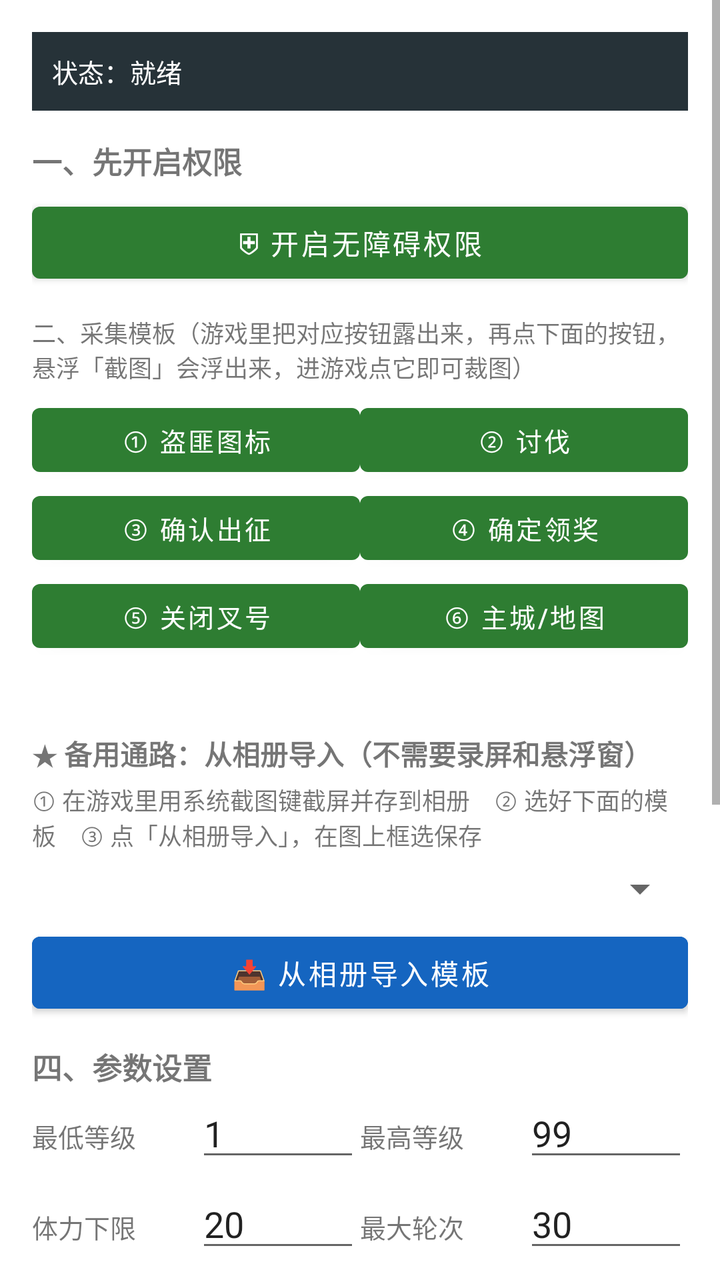
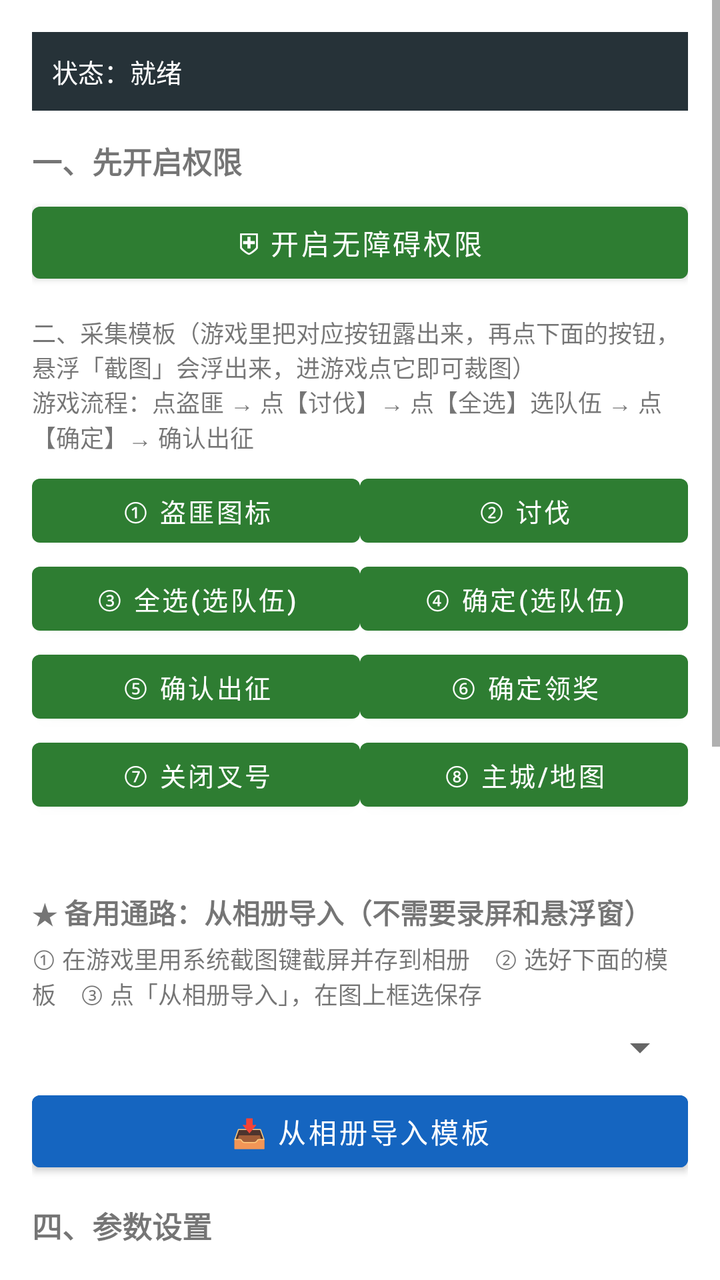

The first picture is an Android layout as it rendered before a commit; the second is the same layout after the commit. The layout source and the unified diff follow.
<!-- AndroidManifest.xml: application theme Theme.DaQinHelper -->
<!-- res/layout/activity_main.xml -->
<?xml version="1.0" encoding="utf-8"?>
<ScrollView xmlns:android="http://schemas.android.com/apk/res/android"
    android:layout_width="match_parent"
    android:layout_height="match_parent">

    <LinearLayout
        android:orientation="vertical"
        android:padding="16dp"
        android:layout_width="match_parent"
        android:layout_height="wrap_content">

        <TextView
            android:id="@+id/text_status"
            android:layout_width="match_parent"
            android:layout_height="wrap_content"
            android:text="状态：就绪"
            android:textSize="13sp"
            android:textColor="#FFFFFF"
            android:background="#263238"
            android:padding="10dp"
            android:layout_marginBottom="10dp" />

        <TextView
            android:layout_width="match_parent"
            android:layout_height="wrap_content"
            android:text="一、先开启权限"
            android:textStyle="bold"
            android:textSize="15sp"
            android:layout_marginTop="4dp" />

        <Button
            android:id="@+id/btn_acc"
            android:layout_width="match_parent"
            android:layout_height="48dp"
            android:text="⛨ 开启无障碍权限"
            android:layout_marginTop="6dp" />

        <TextView
            android:layout_width="match_parent"
            android:layout_height="wrap_content"
            android:text="二、采集模板（游戏里把对应按钮露出来，再点下面的按钮，悬浮「截图」会浮出来，进游戏点它即可裁图）"
            android:textSize="12sp"
            android:layout_marginTop="12dp" />

        <GridLayout
            android:layout_width="match_parent"
            android:layout_height="wrap_content"
            android:columnCount="2"
            android:layout_marginTop="6dp">

            <Button android:id="@+id/btn_capture_bandit" android:layout_width="0dp" android:layout_columnWeight="1" android:layout_height="44dp" android:text="① 盗匪图标" android:textSize="13sp" />
            <Button android:id="@+id/btn_capture_attack" android:layout_width="0dp" android:layout_columnWeight="1" android:layout_height="44dp" android:text="② 讨伐" android:textSize="13sp" />
            <Button android:id="@+id/btn_capture_march" android:layout_width="0dp" android:layout_columnWeight="1" android:layout_height="44dp" android:text="③ 确认出征" android:textSize="13sp" />
            <Button android:id="@+id/btn_capture_confirm" android:layout_width="0dp" android:layout_columnWeight="1" android:layout_height="44dp" android:text="④ 确定领奖" android:textSize="13sp" />
            <Button android:id="@+id/btn_capture_close" android:layout_width="0dp" android:layout_columnWeight="1" android:layout_height="44dp" android:text="⑤ 关闭叉号" android:textSize="13sp" />
            <Button android:id="@+id/btn_capture_home" android:layout_width="0dp" android:layout_columnWeight="1" android:layout_height="44dp" android:text="⑥ 主城/地图" android:textSize="13sp" />
        </GridLayout>

        <TextView
            android:id="@+id/text_hint"
            android:layout_width="match_parent"
            android:layout_height="wrap_content"
            android:text=""
            android:textSize="12sp"
            android:textColor="#FFB74D"
            android:layout_marginTop="6dp" />

        <TextView
            android:layout_width="match_parent"
            android:layout_height="wrap_content"
            android:text="★ 备用通路：从相册导入（不需要录屏和悬浮窗）"
            android:textStyle="bold"
            android:textSize="14sp"
            android:layout_marginTop="14dp" />

        <TextView
            android:layout_width="match_parent"
            android:layout_height="wrap_content"
            android:text="① 在游戏里用系统截图键截屏并存到相册　② 选好下面的模板　③ 点「从相册导入」，在图上框选保存"
            android:textSize="12sp"
            android:layout_marginTop="4dp" />

        <Spinner
            android:id="@+id/spinner_tpl"
            android:layout_width="match_parent"
            android:layout_height="wrap_content"
            android:layout_marginTop="6dp" />

        <Button
            android:id="@+id/btn_import_gallery"
            android:layout_width="match_parent"
            android:layout_height="48dp"
            android:text="📥 从相册导入模板"
            android:layout_marginTop="6dp"
            android:backgroundTint="#1565C0" />

        <TextView
            android:layout_width="match_parent"
            android:layout_height="wrap_content"
            android:text="四、参数设置"
            android:textStyle="bold"
            android:textSize="15sp"
            android:layout_marginTop="12dp" />

        <LinearLayout android:layout_width="match_parent" android:layout_height="wrap_content" android:orientation="horizontal">
            <TextView android:layout_width="0dp" android:layout_weight="1" android:layout_height="wrap_content" android:text="最低等级" android:textSize="13sp" android:gravity="center_vertical" />
            <EditText android:id="@+id/edit_min_level" android:layout_width="0dp" android:layout_weight="1" android:layout_height="wrap_content" android:inputType="number" android:text="1" />
            <TextView android:layout_width="0dp" android:layout_weight="1" android:layout_height="wrap_content" android:text="最高等级" android:textSize="13sp" android:gravity="center_vertical" />
            <EditText android:id="@+id/edit_max_level" android:layout_width="0dp" android:layout_weight="1" android:layout_height="wrap_content" android:inputType="number" android:text="99" />
        </LinearLayout>

        <LinearLayout android:layout_width="match_parent" android:layout_height="wrap_content" android:orientation="horizontal" android:layout_marginTop="4dp">
            <TextView android:layout_width="0dp" android:layout_weight="1" android:layout_height="wrap_content" android:text="体力下限" android:textSize="13sp" android:gravity="center_vertical" />
            <EditText android:id="@+id/edit_stamina" android:layout_width="0dp" android:layout_weight="1" android:layout_height="wrap_content" android:inputType="number" android:text="20" />
            <TextView android:layout_width="0dp" android:layout_weight="1" android:layout_height="wrap_content" android:text="最大轮次" android:textSize="13sp" android:gravity="center_vertical" />
            <EditText android:id="@+id/edit_max_cycle" android:layout_width="0dp" android:layout_weight="1" android:layout_height="wrap_content" android:inputType="number" android:text="30" />
        </LinearLayout>

        <LinearLayout android:layout_width="match_parent" android:layout_height="wrap_content" android:orientation="horizontal" android:layout_marginTop="4dp">
            <TextView android:layout_width="0dp" android:layout_weight="1" android:layout_height="wrap_content" android:text="匹配阈值(0.6-0.95)" android:textSize="13sp" android:gravity="center_vertical" />
            <EditText android:id="@+id/edit_threshold" android:layout_width="0dp" android:layout_weight="1" android:layout_height="wrap_content" android:inputType="numberDecimal" android:text="0.8" />
        </LinearLayout>

        <LinearLayout android:layout_width="match_parent" android:layout_height="wrap_content" android:orientation="horizontal" android:layout_marginTop="4dp">
            <TextView android:layout_width="0dp" android:layout_weight="1" android:layout_height="wrap_content" android:text="基础延时(ms)" android:textSize="13sp" android:gravity="center_vertical" />
            <EditText android:id="@+id/edit_delay" android:layout_width="0dp" android:layout_weight="1" android:layout_height="wrap_content" android:inputType="number" android:text="1200" />
            <TextView android:layout_width="0dp" android:layout_weight="1" android:layout_height="wrap_content" android:text="休眠(秒)" android:textSize="13sp" android:gravity="center_vertical" />
            <EditText android:id="@+id/edit_sleep" android:layout_width="0dp" android:layout_weight="1" android:layout_height="wrap_content" android:inputType="number" android:text="300" />
        </LinearLayout>

        <CheckBox
            android:id="@+id/check_ocr"
            android:layout_width="match_parent"
            android:layout_height="wrap_content"
            android:text="启用 OCR 等级/体力识别（需联网首次下载模型，不勾也能纯模板匹配）"
            android:textSize="12sp"
            android:layout_marginTop="6dp" />

        <Button
            android:id="@+id/btn_start"
            android:layout_width="match_parent"
            android:layout_height="56dp"
            android:text="▶ 开始挂机"
            android:textSize="16sp"
            android:textStyle="bold"
            android:layout_marginTop="12dp"
            android:backgroundTint="#2E7D32" />

        <TextView
            android:layout_width="match_parent"
            android:layout_height="wrap_content"
            android:text="⚠ 学习研究用途，游戏官方禁止脚本，真机使用有封号风险，勿用于正式账号。"
            android:textSize="11sp"
            android:textColor="#C62828"
            android:layout_marginTop="10dp" />

        <TextView
            android:layout_width="match_parent"
            android:layout_height="wrap_content"
            android:text="五、运行诊断（出问题时截图这一块发我）"
            android:textStyle="bold"
            android:textSize="15sp"
            android:layout_marginTop="14dp" />

        <Button
            android:id="@+id/btn_diag_clear"
            android:layout_width="wrap_content"
            android:layout_height="36dp"
            android:text="清空日志"
            android:textSize="12sp"
            android:layout_marginTop="6dp" />

        <TextView
            android:id="@+id/text_diag"
            android:layout_width="match_parent"
            android:layout_height="wrap_content"
            android:text="(暂无日志)"
            android:textSize="11sp"
            android:textColor="#B9F6CA"
            android:background="#102027"
            android:padding="8dp"
            android:layout_marginTop="6dp"
            android:typeface="monospace" />

    </LinearLayout>
</ScrollView>
<!-- resources referenced by this layout -->
<resources>
  <style name="Theme.DaQinHelper" parent="Theme.MaterialComponents.DayNight.NoActionBar">
          <item name="colorPrimary">@color/primary</item>
          <item name="colorPrimaryDark">@color/primary_dark</item>
          <item name="android:statusBarColor">@color/primary_dark</item>
      </style>
  <color name="primary">#2E7D32</color>
  <color name="primary_dark">#1B5E20</color>
</resources>

<!-- the commit's change to res/layout/activity_main.xml (unified diff, before → after) -->
@@ -38,7 +38,7 @@
         <TextView
             android:layout_width="match_parent"
             android:layout_height="wrap_content"
-            android:text="二、采集模板（游戏里把对应按钮露出来，再点下面的按钮，悬浮「截图」会浮出来，进游戏点它即可裁图）"
+            android:text="二、采集模板（游戏里把对应按钮露出来，再点下面的按钮，悬浮「截图」会浮出来，进游戏点它即可裁图）\n游戏流程：点盗匪 → 点【讨伐】→ 点【全选】选队伍 → 点【确定】→ 确认出征"
             android:textSize="12sp"
             android:layout_marginTop="12dp" />
 
@@ -50,10 +50,12 @@
 
             <Button android:id="@+id/btn_capture_bandit" android:layout_width="0dp" android:layout_columnWeight="1" android:layout_height="44dp" android:text="① 盗匪图标" android:textSize="13sp" />
             <Button android:id="@+id/btn_capture_attack" android:layout_width="0dp" android:layout_columnWeight="1" android:layout_height="44dp" android:text="② 讨伐" android:textSize="13sp" />
-            <Button android:id="@+id/btn_capture_march" android:layout_width="0dp" android:layout_columnWeight="1" android:layout_height="44dp" android:text="③ 确认出征" android:textSize="13sp" />
-            <Button android:id="@+id/btn_capture_confirm" android:layout_width="0dp" android:layout_columnWeight="1" android:layout_height="44dp" android:text="④ 确定领奖" android:textSize="13sp" />
-            <Button android:id="@+id/btn_capture_close" android:layout_width="0dp" android:layout_columnWeight="1" android:layout_height="44dp" android:text="⑤ 关闭叉号" android:textSize="13sp" />
-            <Button android:id="@+id/btn_capture_home" android:layout_width="0dp" android:layout_columnWeight="1" android:layout_height="44dp" android:text="⑥ 主城/地图" android:textSize="13sp" />
+            <Button android:id="@+id/btn_capture_select_all" android:layout_width="0dp" android:layout_columnWeight="1" android:layout_height="44dp" android:text="③ 全选(选队伍)" android:textSize="13sp" />
+            <Button android:id="@+id/btn_capture_confirm_troop" android:layout_width="0dp" android:layout_columnWeight="1" android:layout_height="44dp" android:text="④ 确定(选队伍)" android:textSize="13sp" />
+            <Button android:id="@+id/btn_capture_march" android:layout_width="0dp" android:layout_columnWeight="1" android:layout_height="44dp" android:text="⑤ 确认出征" android:textSize="13sp" />
+            <Button android:id="@+id/btn_capture_confirm" android:layout_width="0dp" android:layout_columnWeight="1" android:layout_height="44dp" android:text="⑥ 确定领奖" android:textSize="13sp" />
+            <Button android:id="@+id/btn_capture_close" android:layout_width="0dp" android:layout_columnWeight="1" android:layout_height="44dp" android:text="⑦ 关闭叉号" android:textSize="13sp" />
+            <Button android:id="@+id/btn_capture_home" android:layout_width="0dp" android:layout_columnWeight="1" android:layout_height="44dp" android:text="⑧ 主城/地图" android:textSize="13sp" />
         </GridLayout>
 
         <TextView
